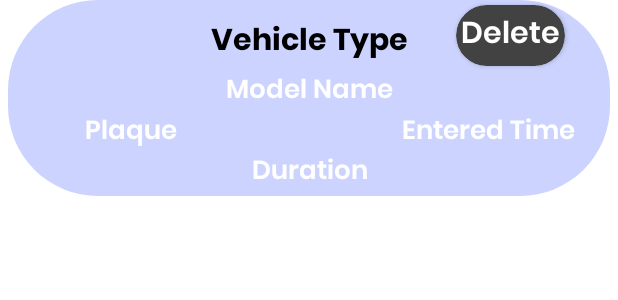
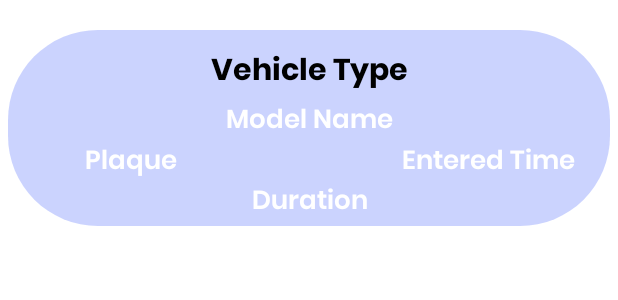
Before and after one commit to OmerOzen10/Garage-Application-in-Android-Studio, an Android app: the layout list_vehicles.xml on its own in the app's theme, with its tools: preview values and no code run, on a phone screen of 412 x 824 dp. Shown: the top 300 px of the screen. Run offline under Robolectric (Android 15) with nearby library versions, the phone set to English and light mode, and no system bars.

Commit message:
6th day of the Project
I added the delete function but I had some errors I will try to fix it.

```diff
--- a/app/src/main/java/com/example/parkngapplcaton/MainActivity.java
+++ b/app/src/main/java/com/example/parkngapplcaton/MainActivity.java
@@ -82,7 +82,7 @@ public class MainActivity extends AppCompatActivity {
                             selectedFragment = new AddFragment();
                             break;
                         case R.id.nav_see:
-                            selectedFragment = new SeeFragment();
+                            selectedFragment = new SeeFragment(databaseReference);
                             break;
                     }
                     getSupportFragmentManager().beginTransaction().replace(R.id.frame,selectedFragment).addToBackStack(null).commit();
--- a/app/src/main/res/layout/list_vehicles.xml
+++ b/app/src/main/res/layout/list_vehicles.xml
@@ -7,8 +7,9 @@
     android:layout_height="wrap_content"
     android:layout_marginLeft="5sp"
     android:layout_marginRight="5sp"
-    android:layout_marginBottom="20dp"
-    android:background="@drawable/border">
+
+    android:background="@drawable/border"
+    android:layout_marginTop="20dp">
 
     <TextView
 
@@ -81,25 +82,50 @@
         android:id="@+id/cardViewButton"
         android:layout_width="wrap_content"
         android:layout_height="wrap_content"
-        android:layout_marginStart="32dp"
-        android:backgroundTint="#434242"
-        android:visibility="visible"
-        app:cardCornerRadius="30dp"
+        android:backgroundTint="@color/black"
+        android:visibility="gone"
+        app:cardCornerRadius="10dp"
         app:layout_constraintBottom_toBottomOf="@+id/txtVehicleType"
-        app:layout_constraintStart_toEndOf="@+id/txtVehicleType"
-        app:layout_constraintTop_toTopOf="parent">
+        app:layout_constraintEnd_toEndOf="@+id/txtEntered"
+        app:layout_constraintStart_toStartOf="@+id/txtEntered"
+        app:layout_constraintTop_toTopOf="@+id/txtVehicleType">
 
-        <TextView
+        <androidx.constraintlayout.widget.ConstraintLayout
+            android:layout_width="match_parent"
+            android:layout_height="match_parent">
 
-            android:id="@+id/buttonDelete"
-            android:layout_width="match_parent"
-            android:layout_height="match_parent"
-            android:backgroundTint="#434242"
-            android:fontFamily="@font/poppins_semibold"
-            android:padding="3dp"
-            android:text="Delete"
-            android:textColor="@color/white"
-            android:textSize="20sp" />
+            <ImageView
+                android:id="@+id/closeCard"
+                android:layout_width="wrap_content"
+                android:layout_height="wrap_content"
+                android:layout_marginStart="5dp"
+                android:src="@drawable/ic_close"
+                app:layout_constraintBottom_toBottomOf="@+id/buttonDelete"
+                app:layout_constraintEnd_toEndOf="parent"
+                app:layout_constraintStart_toEndOf="@id/buttonDelete"
+                app:layout_constraintTop_toTopOf="@+id/buttonDelete" />
+
+            <TextView
+
+                android:id="@+id/buttonDelete"
+                android:layout_width="wrap_content"
+                android:layout_height="wrap_content"
+                android:layout_marginEnd="24dp"
+                android:backgroundTint="#EC1212"
+                android:fontFamily="@font/poppins_semibold"
+                android:padding="3sp"
+                android:text="Delete"
+                android:textColor="@color/white"
+                android:textSize="15dp"
+                app:layout_constraintBottom_toBottomOf="parent"
+                app:layout_constraintEnd_toEndOf="parent"
+                app:layout_constraintStart_toStartOf="parent"
+                app:layout_constraintTop_toTopOf="parent" />
+
+
+        </androidx.constraintlayout.widget.ConstraintLayout>
+
+
     </androidx.cardview.widget.CardView>
 
 
```
Also changed, not shown: app/src/main/java/com/example/parkngapplcaton/MyAdapter.java (+43 -3 lines), app/src/main/java/com/example/parkngapplcaton/SeeFragment.java (+10 -2 lines).
